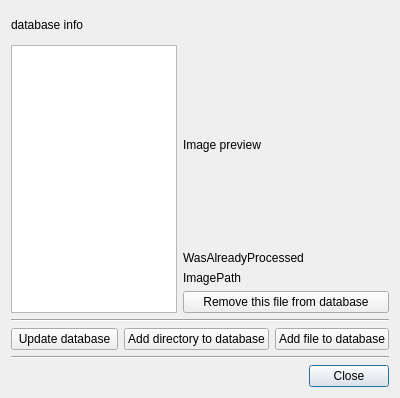
Above: editdatabasedlg.ui from seanet7or/mosaicit before the change. Below: the same form after it.
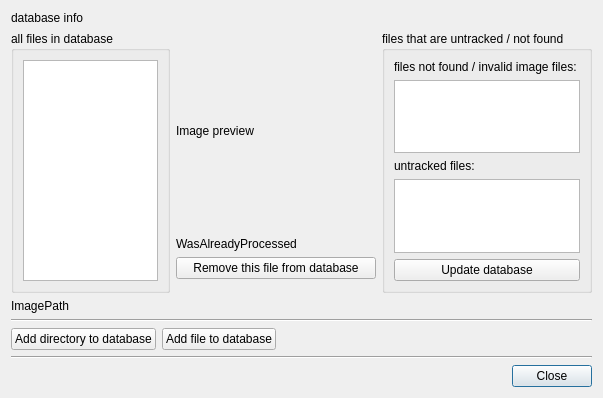
That is the form after the change.

Commit message: show missing and untracked files in edit database dialog

What changed in the file:
```diff
--- a/editdatabasedlg.ui
+++ b/editdatabasedlg.ui
@@ -9,7 +9,7 @@
    <rect>
     <x>0</x>
     <y>0</y>
-    <width>400</width>
+    <width>603</width>
     <height>398</height>
    </rect>
   </property>
@@ -29,38 +29,14 @@
    </item>
    <item>
     <layout class="QGridLayout" name="gridLayout">
-     <item row="1" column="0" rowspan="4">
-      <widget class="QListWidget" name="fileList">
-       <property name="sizePolicy">
-        <sizepolicy hsizetype="Preferred" vsizetype="Expanding">
-         <horstretch>0</horstretch>
-         <verstretch>0</verstretch>
-        </sizepolicy>
-       </property>
-      </widget>
-     </item>
-     <item row="4" column="1" colspan="2">
-      <widget class="QPushButton" name="removeFileButton">
-       <property name="text">
-        <string>Remove this file from database</string>
-       </property>
-      </widget>
-     </item>
-     <item row="3" column="1" colspan="2">
-      <widget class="QLabel" name="imagePathLabel">
-       <property name="text">
-        <string>ImagePath</string>
-       </property>
-      </widget>
-     </item>
-     <item row="2" column="1">
+     <item row="1" column="1">
       <widget class="QLabel" name="processedLabel">
        <property name="text">
         <string>WasAlreadyProcessed</string>
        </property>
       </widget>
      </item>
-     <item row="1" column="1">
+     <item row="0" column="1">
       <widget class="QLabel" name="imagePreview">
        <property name="minimumSize">
         <size>
@@ -79,8 +55,85 @@
        </property>
       </widget>
      </item>
+     <item row="0" column="0" rowspan="4">
+      <widget class="QGroupBox" name="groupBox">
+       <property name="title">
+        <string>all files in database</string>
+       </property>
+       <layout class="QHBoxLayout" name="horizontalLayout">
+        <item>
+         <widget class="QListWidget" name="fileList">
+          <property name="sizePolicy">
+           <sizepolicy hsizetype="Preferred" vsizetype="Expanding">
+            <horstretch>0</horstretch>
+            <verstretch>0</verstretch>
+           </sizepolicy>
+          </property>
+         </widget>
+        </item>
+       </layout>
+      </widget>
+     </item>
+     <item row="0" column="3" rowspan="4">
+      <widget class="QGroupBox" name="groupBox_2">
+       <property name="title">
+        <string>files that are untracked / not found</string>
+       </property>
+       <layout class="QVBoxLayout" name="verticalLayout_2">
+        <item>
+         <widget class="QLabel" name="label">
+          <property name="text">
+           <string>files not found / invalid image files:</string>
+          </property>
+         </widget>
+        </item>
+        <item>
+         <widget class="QPlainTextEdit" name="invalidFiles">
+          <property name="readOnly">
+           <bool>true</bool>
+          </property>
+         </widget>
+        </item>
+        <item>
+         <widget class="QLabel" name="label_2">
+          <property name="text">
+           <string>untracked files:</string>
+          </property>
+         </widget>
+        </item>
+        <item>
+         <widget class="QPlainTextEdit" name="untrackedFiles">
+          <property name="readOnly">
+           <bool>true</bool>
+          </property>
+         </widget>
+        </item>
+        <item>
+         <widget class="QPushButton" name="updateDatabaseButton">
+          <property name="text">
+           <string>Update database</string>
+          </property>
+         </widget>
+        </item>
+       </layout>
+      </widget>
+     </item>
+     <item row="2" column="1">
+      <widget class="QPushButton" name="removeFileButton">
+       <property name="text">
+        <string>Remove this file from database</string>
+       </property>
+      </widget>
+     </item>
     </layout>
    </item>
+   <item>
+    <widget class="QLabel" name="imagePathLabel">
+     <property name="text">
+      <string>ImagePath</string>
+     </property>
+    </widget>
+   </item>
    <item>
     <widget class="Line" name="line">
      <property name="orientation">
@@ -104,12 +157,18 @@
        </property>
       </widget>
      </item>
-     <item row="0" column="0">
-      <widget class="QPushButton" name="updateDatabaseButton">
-       <property name="text">
-        <string>Update database</string>
+     <item row="0" column="3">
+      <spacer name="horizontalSpacer_2">
+       <property name="orientation">
+        <enum>Qt::Horizontal</enum>
        </property>
-      </widget>
+       <property name="sizeHint" stdset="0">
+        <size>
+         <width>40</width>
+         <height>20</height>
+        </size>
+       </property>
+      </spacer>
      </item>
     </layout>
    </item>
```
The commit also changes 1 other file.
